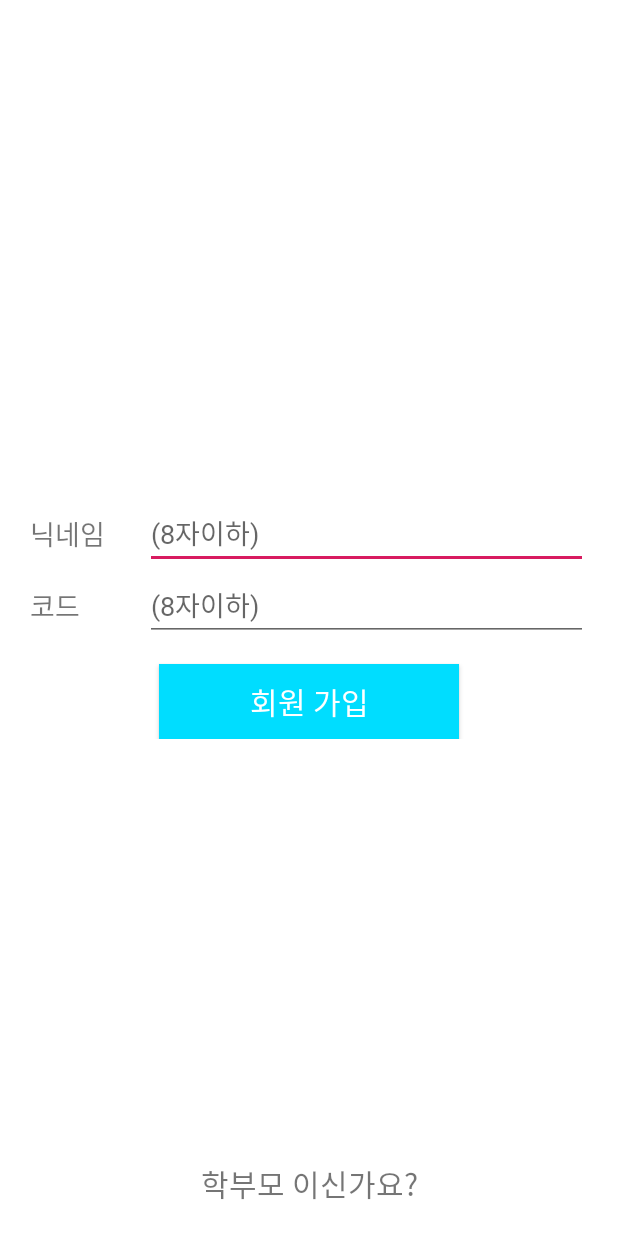
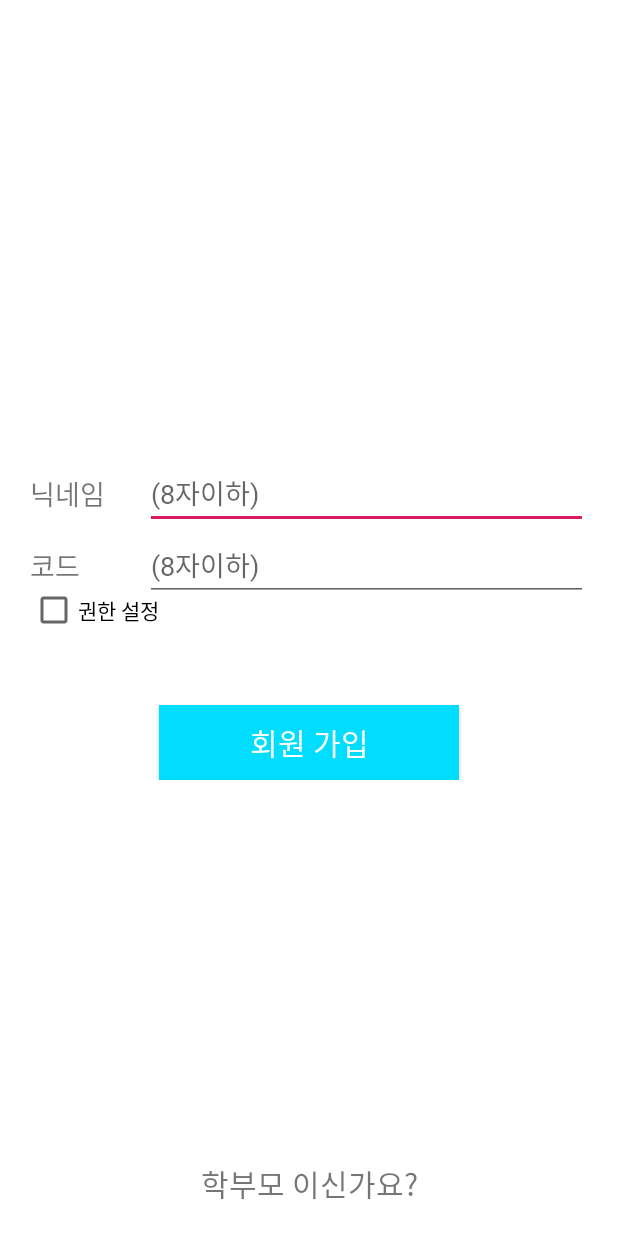
Before and after one commit to kdh3040/BookViewer, an Android app: the SignUpActivity screen opened directly, with no data from a screen before it, on a phone screen of 412 x 824 dp. Run offline under Robolectric (Android 15) with nearby library versions, the phone set to English and light mode, and no system bars.

Commit message:
[김도형] 1. 회원가입 페이지 수정 2. 키 등록 (북뷰어1%)

```diff
--- a/app/src/main/AndroidManifest.xml
+++ b/app/src/main/AndroidManifest.xml
@@ -43,7 +43,7 @@
 
         <receiver
             android:name=".Receiver.MyDeviceAdminReceiver"
-            android:label="sample_device_admin"
+            android:label="뷰어 권한 설정"
             android:permission="android.permission.BIND_DEVICE_ADMIN">
             <meta-data
                 android:name="android.app.device_admin"
--- a/app/src/main/java/bookviewer/bookviewer/com/bookviewer/LoginActivity.java
+++ b/app/src/main/java/bookviewer/bookviewer/com/bookviewer/LoginActivity.java
@@ -62,6 +62,9 @@ public class LoginActivity extends AppCompatActivity {
 
 
                 DataMgr.getInstance().loadLocalData(LoginActivity.this);
+          /*    intent = new Intent(LoginActivity.this, SignUpActivity.class);
+                finish();*/
+
                 if(DataMgr.getInstance().myData.isJoin())
                 {
                     intent = new Intent(LoginActivity.this, MainViewActivity.class);
@@ -87,7 +90,7 @@ public class LoginActivity extends AppCompatActivity {
         TedPermission.with(this)
                 .setPermissionListener(permissionlistener)
                 .setDeniedMessage("권한 설정이 거부되었습니다")
-                .setPermissions(Manifest.permission.CAMERA)
+                .setPermissions(Manifest.permission.CAMERA, Manifest.permission.USE_FINGERPRINT)
                 .check();
 
     }
--- a/app/src/main/java/bookviewer/bookviewer/com/bookviewer/ViewActivity.java
+++ b/app/src/main/java/bookviewer/bookviewer/com/bookviewer/ViewActivity.java
@@ -260,11 +260,15 @@ public class ViewActivity extends AppCompatActivity implements OnPageChangeListe
     public void onNoFingerPrintHardwareFound() {
         int aaa = 0;
 
+        pageFinger.setVisibility(View.INVISIBLE);
+        bFingerPrint = true;
     }
 
     @Override
     public void onNoFingerPrintRegistered() {
         int aaa = 0;
+        pageFinger.setVisibility(View.INVISIBLE);
+        bFingerPrint = true;
     }
 
     @Override
--- a/app/src/main/res/layout/activity_sign_up.xml
+++ b/app/src/main/res/layout/activity_sign_up.xml
@@ -22,7 +22,21 @@
         app:layout_constraintBottom_toBottomOf="parent"
         android:layout_marginLeft="20dp"
         android:layout_marginRight="20dp"
-        android:visibility="invisible">
+        android:visibility="visible">
+<!--
+        <TextView
+            android:id="@+id/nickname"
+            android:layout_width="0dp"
+            android:layout_height="wrap_content"
+            app:layout_constraintStart_toStartOf="@id/student_mode"
+            app:layout_constraintEnd_toStartOf="@id/nickname_str"
+            app:layout_constraintTop_toTopOf="@id/nickname_str"
+            app:layout_constraintBottom_toBottomOf="@id/nickname_str"
+            app:layout_constraintWidth_percent="0.18"
+            android:textSize="18sp"
+            android:fontFamily="@font/jua"
+            android:textColor="@drawable/back"
+            android:text="닉네임"/>-->
 
         <TextView
             android:id="@+id/nickname"
@@ -72,6 +86,27 @@
             android:fontFamily="@font/jua"
             android:hint="(8자이하)" />
 
+        <CheckBox
+            android:id="@+id/checkBox1"
+            android:layout_width="wrap_content"
+            android:layout_height="wrap_content"
+            android:checked="false"
+            app:layout_constraintStart_toStartOf="@id/schoolcode"
+            app:layout_constraintTop_toBottomOf="@id/schoolcode"
+            android:text="권한 설정" />
+
+
+        <CheckBox
+            android:id="@+id/checkBox2"
+            android:layout_width="wrap_content"
+            android:layout_height="wrap_content"
+            android:checked="false"
+            app:layout_constraintStart_toStartOf="@id/schoolcode"
+            app:layout_constraintEnd_toEndOf="@id/schoolcode"
+            app:layout_constraintTop_toBottomOf="@id/checkBox1"
+            android:text="딸기"
+            android:visibility="invisible"/>
+
         <Button
             android:id="@+id/SignUp_Button"
             android:layout_width="200dp"
@@ -82,7 +117,7 @@
             android:textSize="20sp"
             android:fontFamily="@font/jua"
             android:layout_marginTop="15dp"
-            app:layout_constraintTop_toBottomOf="@+id/schoolcode_str"
+            app:layout_constraintTop_toBottomOf="@+id/checkBox2"
             app:layout_constraintHorizontal_chainStyle="packed"
             app:layout_constraintStart_toStartOf="@id/student_mode"
             app:layout_constraintEnd_toEndOf="@id/student_mode"
@@ -101,6 +136,7 @@
         app:layout_constraintTop_toTopOf="parent"
         app:layout_constraintBottom_toBottomOf="parent"
         android:layout_marginLeft="20dp"
+        android:visibility="invisible"
         android:layout_marginRight="20dp">
 
         <TextView
--- a/app/src/main/res/layout/fragment_user_info_view.xml
+++ b/app/src/main/res/layout/fragment_user_info_view.xml
@@ -32,8 +32,8 @@ tools:context=".View.UserInfo.UserInfoView">
                 />
             <ImageView
                 android:id="@+id/user_info_profile"
-                android:layout_width="150dp"
-                android:layout_height="150dp"
+                android:layout_width="120dp"
+                android:layout_height="120dp"
                 android:src="@drawable/user_profile"
                 android:scaleType="centerCrop"
                 android:layout_centerHorizontal="true"
```
Also changed, not shown: app/src/main/java/bookviewer/bookviewer/com/bookviewer/SignUpActivity.java (+76 -8 lines), app/src/main/res/values/strings.xml (line endings or trailing spaces), 1 other file.
